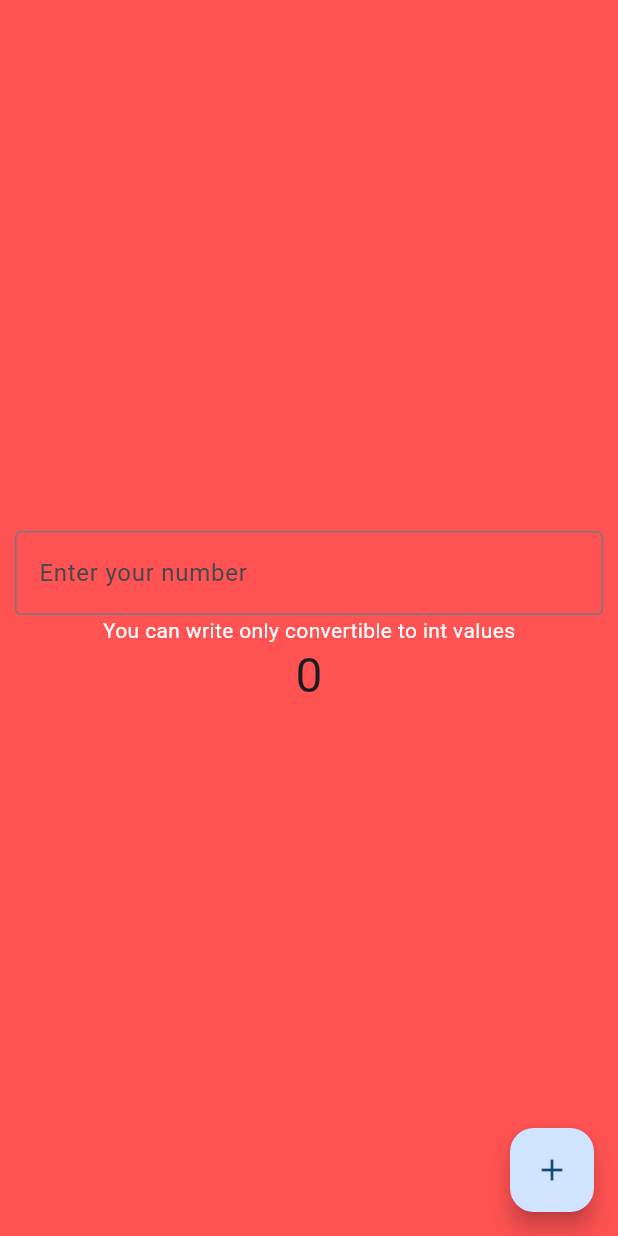
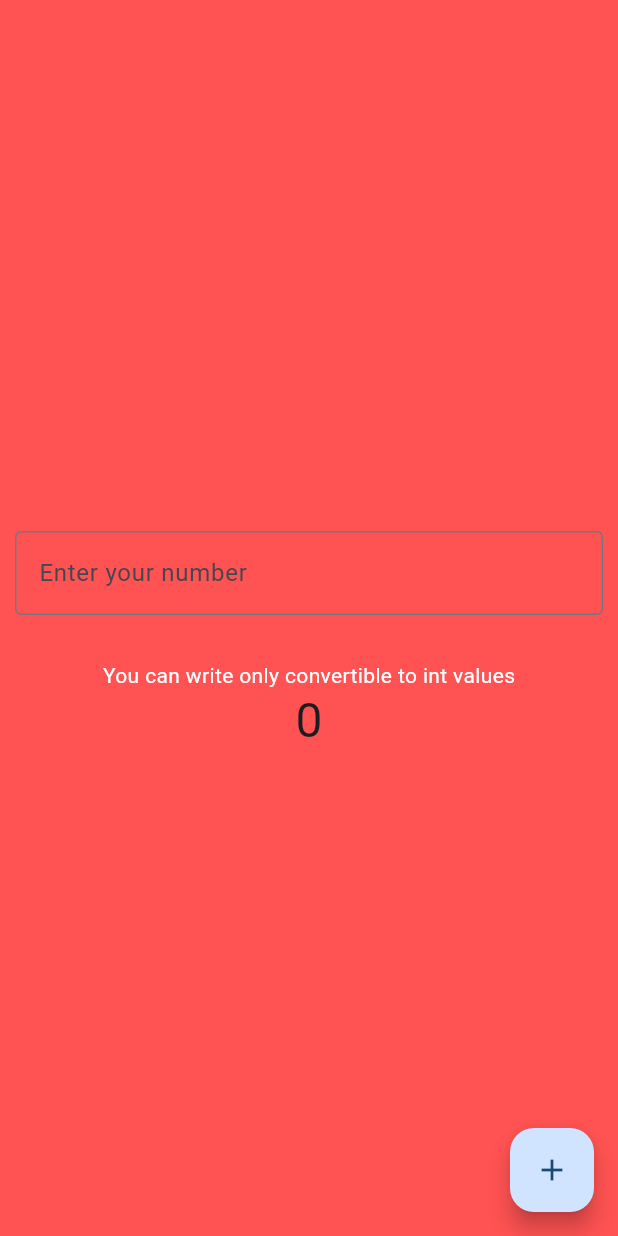
Before and after one commit to igorv404/flutter-first-app, a Flutter app: the screen it shows after launch, after a tap on the "add" icon, on a phone screen of 412 x 824 dp. Run offline on Flutter 3.47's test engine with Material 3 defaults, Android fonts, the phone set to English and light mode, and no system bars.

Commit message:
added new easter eggs

```diff
--- a/lib/main.dart
+++ b/lib/main.dart
@@ -31,6 +31,7 @@ class _MyHomePageState extends State<MyHomePage> {
   int _counter = 0;
   bool _isBadValue = false;
   Color _backgroundColor = Colors.white;
+  MainAxisAlignment _contentPosition = MainAxisAlignment.center;
 
   void _changeCount() {
     setState(() {
@@ -38,11 +39,24 @@ class _MyHomePageState extends State<MyHomePage> {
       _backgroundColor = Colors.white;
       _isBadValue = false;
       if (magicValue == null) {
-        if (_magicController.text == 'Avada Kedavra') {
-          _counter = 0;
-        } else {
-          _backgroundColor = Colors.redAccent;
-          _isBadValue = true;
+        switch (_magicController.text) {
+          case 'Avada Kedavra': {
+              _counter = 0;
+              break;
+          }
+          case 'Wingardium leviosa': {
+              _contentPosition = MainAxisAlignment.start;
+              break;
+          }
+          case 'Accio default view': {
+              _contentPosition = MainAxisAlignment.center;
+              break;
+          }
+          default: {
+              _backgroundColor = Colors.redAccent;
+              _isBadValue = true;
+              break;
+          }
         }
       } else {
         _counter += magicValue;
@@ -63,10 +77,10 @@ class _MyHomePageState extends State<MyHomePage> {
       backgroundColor: _backgroundColor,
       body: Center(
         child: Column(
-          mainAxisAlignment: MainAxisAlignment.center,
-          children: <Widget>[
+          mainAxisAlignment: _contentPosition,
+          children: [
             Container(
-              padding: const EdgeInsets.symmetric(horizontal: 10),
+              padding: const EdgeInsets.symmetric(horizontal: 10, vertical: 30),
               child: TextField(
                 controller: _magicController,
                 decoration: const InputDecoration(
```
